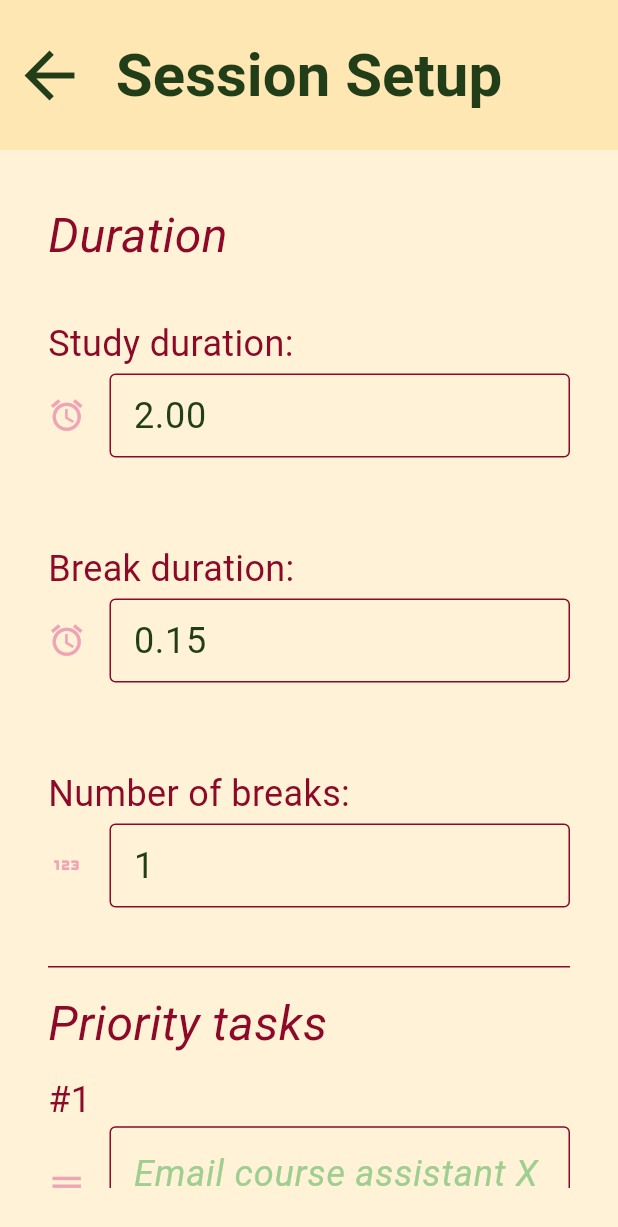
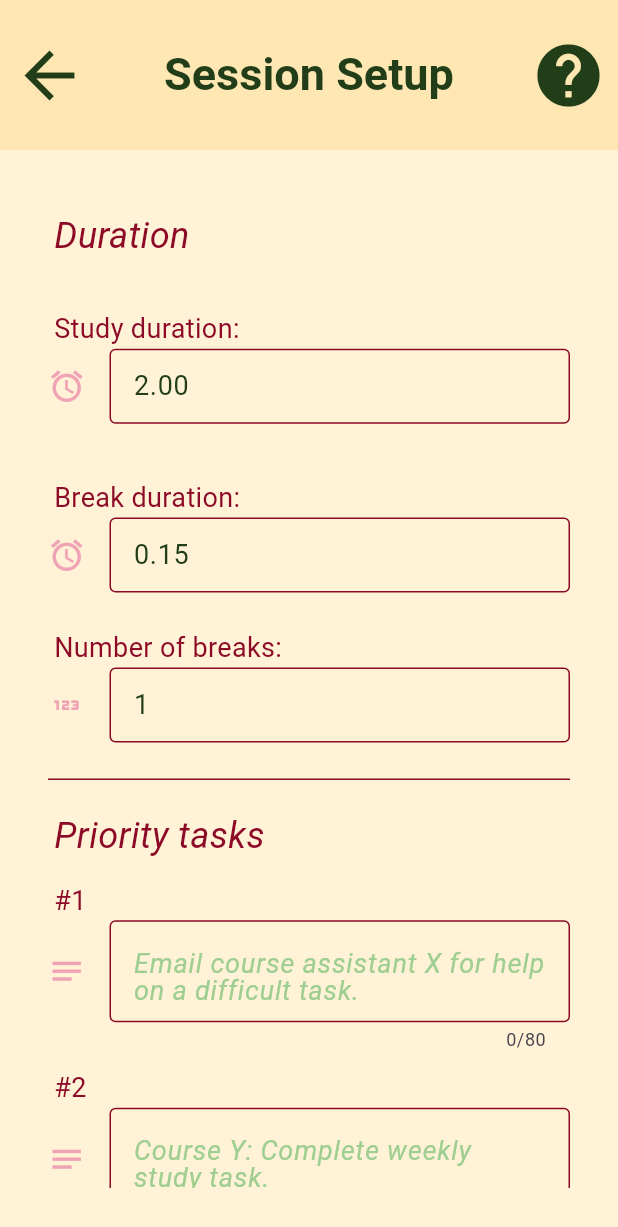
Before and after one commit to Etex99/procrastinot_prototype, a Flutter app: the SessionSetupView screen opened by its route, on a phone screen of 412 x 824 dp. Shown: the top 1227 px of the screen. Run offline on Flutter 3.47's test engine with Material 3 defaults, Android fonts, the phone set to English and light mode, and no system bars; our stand-ins replace shared_preferences; accounts and stored records are empty.

Commit message:
modified theme added initial help page for session setup

```diff
--- a/lib/components/settings_form.dart
+++ b/lib/components/settings_form.dart
@@ -77,7 +77,7 @@
       itemExtentBuilder: (index, _) {
         if ((index == 0) | (index == 4)) return 50;
         if (index == 3) return 25;
-        return 150;
+        return 100;
       },
       children: [
         const Row(
--- a/lib/components/setup_form.dart
+++ b/lib/components/setup_form.dart
@@ -68,7 +68,8 @@
       itemExtentBuilder: (index, _) {
         if ((index == 0) | (index == 5)) return 50;
         if (index == 4) return 25;
-        return 150;
+        if (1 < index && index < 4) return 100;
+        return 125;
       },
       children: [
         const Align(
--- a/lib/main.dart
+++ b/lib/main.dart
@@ -16,7 +16,8 @@
           '/home': (context) => const HomeView(),
           '/setup': (context) => const SessionSetupView(),
           '/settings': (context) => const SettingsView(),
-          '/session': (context) => const SessionView()
+          '/session': (context) => const SessionView(),
+          '/help': (context) => const SetupHelp()
         }
     );
   }
--- a/lib/resources/theme.dart
+++ b/lib/resources/theme.dart
@@ -11,31 +11,31 @@
   static const TextStyle TITLE_TEXT_STYLE = TextStyle(
       color: ACCENT_COLOR,
       height: 1.0,
-      fontSize: 40,
+      fontSize: 30,
       fontWeight: FontWeight.bold);
 
   static const TextStyle SUBTITLE_TEXT_STYLE = TextStyle(
       color: PRIMARY_COLOR,
       height: 1.0,
-      fontSize: 32,
+      fontSize: 24,
       fontStyle: FontStyle.italic);
 
   static const TextStyle BODY_TEXT_STYLE = TextStyle(
       color: PRIMARY_COLOR,
       height: 1.0,
-      fontSize: 24,
+      fontSize: 18,
       fontWeight: FontWeight.normal);
 
   static const TextStyle HINT_TEXT_STYLE = TextStyle(
       color: ACCENT_COLOR_LIGHT,
       height: 1.0,
-      fontSize: 24,
+      fontSize: 18,
       fontStyle: FontStyle.italic);
 
   static const TextStyle INPUT_TEXT_STYLE = TextStyle(
       color: ACCENT_COLOR,
       height: 1.0,
-      fontSize: 24,
+      fontSize: 18,
       fontWeight: FontWeight.normal);
   static const TextStyle ERROR_TEXT_STYLE = TextStyle(
       color: Colors.red,
@@ -52,7 +52,7 @@
   @override
   Widget build(BuildContext context) {
     return Padding(
-      padding: const EdgeInsets.fromLTRB(0, 8.0, 0, 8.0),
+      padding: const EdgeInsets.all(4),
       child: Text(text,
           textAlign: TextAlign.center, style: MyTheme.TITLE_TEXT_STYLE),
     );
@@ -67,7 +67,7 @@
   @override
   Widget build(BuildContext context) {
     return Padding(
-      padding: const EdgeInsets.fromLTRB(0, 8.0, 0, 8.0),
+      padding: const EdgeInsets.all(4),
       child: Text(text,
           textAlign: TextAlign.start, style: MyTheme.SUBTITLE_TEXT_STYLE),
     );
@@ -82,7 +82,7 @@
   @override
   Widget build(BuildContext context) {
     return Padding(
-      padding: const EdgeInsets.fromLTRB(0, 8.0, 0, 8.0),
+      padding: const EdgeInsets.all(4),
       child: Text(text,
           textAlign: TextAlign.start, style: MyTheme.BODY_TEXT_STYLE),
     );
@@ -103,7 +103,7 @@
             backgroundColor: MyTheme.ACCENT_COLOR_LIGHT,
             foregroundColor: MyTheme.ACCENT_COLOR,
             textStyle: MyTheme.BODY_TEXT_STYLE,
-            padding: const EdgeInsets.all(8.0),
+            padding: const EdgeInsets.all(8),
             fixedSize: const Size(200.0, 100.0),
             shape: const RoundedRectangleBorder(
                 borderRadius: BorderRadius.all(Radius.circular(16.0)))),
--- a/lib/views/session_setup.dart
+++ b/lib/views/session_setup.dart
@@ -34,11 +34,16 @@
 
   @override
   Widget build(BuildContext context) {
+
+    MyAppBar appBar = MyAppBar('Session Setup');
+    IconButton help = IconButton(icon: const Icon(Icons.help), onPressed: () => Navigator.pushNamed(context, '/help'),);
+    appBar.actions!.add(help);
+
     // Return with confirm button if all required fields have value
     if (isFormValid) {
       return SafeArea(
           child: Scaffold(
-              appBar: MyAppBar('Session Setup'),
+              appBar: appBar,
               body: Column(
                 crossAxisAlignment: CrossAxisAlignment.stretch,
                 mainAxisSize: MainAxisSize.max,
@@ -80,7 +85,7 @@
       // Return without confirm button if some required fields are empty
       return SafeArea(
           child: Scaffold(
-              appBar: MyAppBar('Session Setup'),
+              appBar: appBar,
               body: Column(
                 crossAxisAlignment: CrossAxisAlignment.stretch,
                 mainAxisSize: MainAxisSize.max,
```
Also changed, not shown: lib/views/setup_help.dart (+79 -0 lines).
